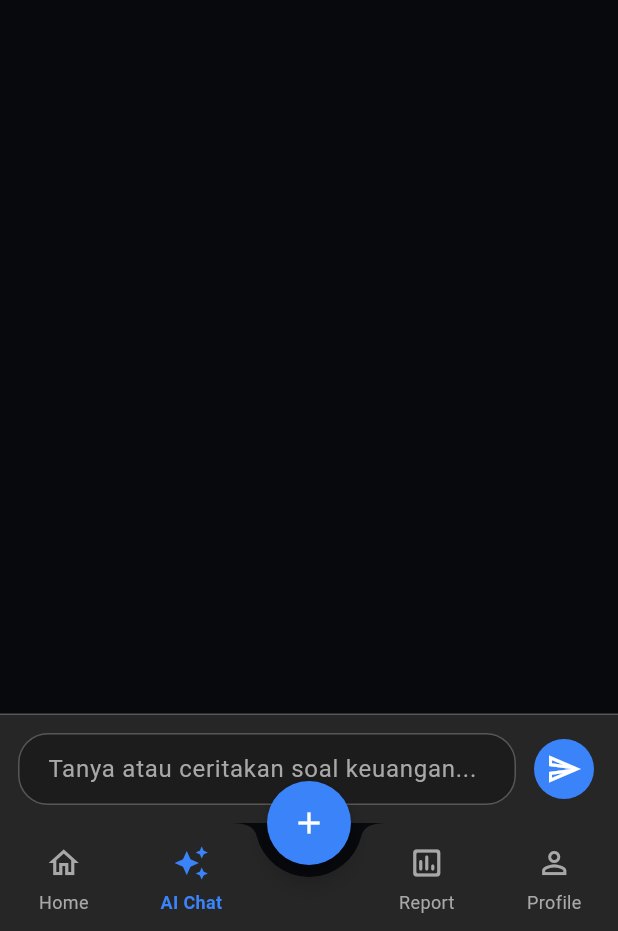
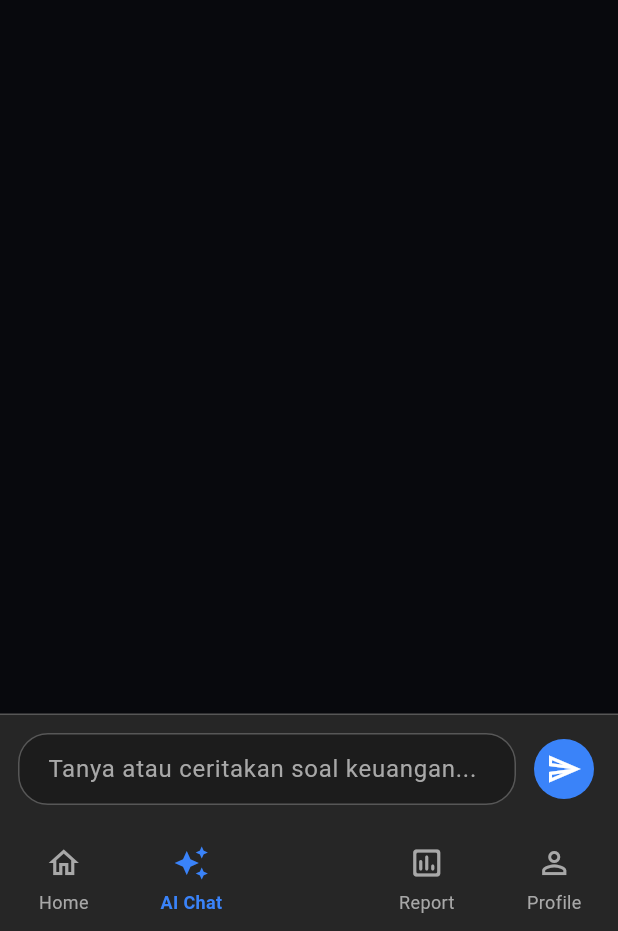
Before and after one commit to Garaku-kuyashi/APP-Manajemen-Keuangan, a Flutter app: the screen it shows once a user with an empty profile is signed in, item 2 of the bottom bar chosen, after a tap on "Mulai percakapan", on a phone screen of 412 x 824 dp, the part 305-1236 px from its top. Run offline on Flutter 3.47's test engine with Material 3 defaults, Android fonts, the phone set to English and light mode, and no system bars; our stand-ins replace cloud_firestore, equatable, firebase_auth, firebase_core, flutter_bloc, get_it and 1 more; accounts and stored records are empty; generated files the repository leaves out were written again.

Commit message:
fix: fixing bug at FAB

```diff
--- /dev/null
+++ b/lib/features/chat/presentation/cubit/conversation_cubit.dart
@@ -0,0 +1,13 @@
+import 'package:flutter_bloc/flutter_bloc.dart';
+
+class ConversationCubit extends Cubit<bool> {
+  ConversationCubit() : super(false);
+
+  void startConversation() {
+    emit(true);
+  }
+
+  void resetConversation() {
+    emit(false);
+  }
+}
--- a/lib/features/chat/presentation/pages/chat_page.dart
+++ b/lib/features/chat/presentation/pages/chat_page.dart
@@ -1,5 +1,6 @@
 import 'package:flutter/material.dart';
 import 'package:flutter_bloc/flutter_bloc.dart';
+import 'package:mymoney/features/chat/presentation/cubit/conversation_cubit.dart';
 
 import '../../../../core/di/theme/app_colors.dart';
 import '../../../../core/services/gemini_ai_service.dart';
@@ -207,10 +208,16 @@ class _ChatPageState extends State<ChatPage> {
                 tooltip: 'Daftar topik',
                 onPressed: _isSending
                     ? null
-                    : () => setState(() {
-                        _activeTopicId = null;
-                        _isCreatingTopic = false;
-                      }),
+                    : () {
+                        // Reset status percakapan pada Cubit.
+                        context.read<ConversationCubit>().resetConversation();
+
+                        // Kembali ke daftar topik.
+                        setState(() {
+                          _activeTopicId = null;
+                          _isCreatingTopic = false;
+                        });
+                      },
                 icon: const Icon(Icons.arrow_back),
               )
             : null,
@@ -298,7 +305,10 @@ class _ChatPageState extends State<ChatPage> {
                       backgroundColor: AppColors.accentBlue,
                       foregroundColor: Colors.white,
                     ),
-                    onPressed: _startNewTopic,
+                    onPressed: () {
+                      context.read<ConversationCubit>().startConversation();
+                      _startNewTopic();
+                    },
                     icon: const Icon(Icons.add),
                     label: const Text('Mulai percakapan'),
                   ),
--- a/lib/features/transaction/presentation/pages/transaction_dashboard.dart
+++ b/lib/features/transaction/presentation/pages/transaction_dashboard.dart
@@ -5,7 +5,9 @@ import 'package:mymoney/core/di/theme/app_colors.dart';
 import 'package:mymoney/core/utils/currency_formatter.dart';
 import 'package:mymoney/core/utils/dashboard_calculator.dart';
 import 'package:mymoney/core/utils/dashboard_date_formatter.dart';
+import 'package:mymoney/features/chat/presentation/cubit/conversation_cubit.dart';
 import 'package:mymoney/features/login/presentation/cubit/auth_cubit.dart';
+
 import '../theme/dashboard_theme.dart';
 import '../widgets/dashboard_shared_widgets.dart';
 
@@ -14,6 +16,7 @@ import '../cubit/transaction_cubit.dart';
 import '../cubit/transaction_state.dart';
 import '../../../wallet/presentation/cubit/wallet_state.dart';
 import 'transaction_form_page.dart';
+import '../../../search/presentation/pages/search_page.dart';
 import '../../../wallet/presentation/pages/wallet_page.dart';
 import '../../../report/presentation/pages/report_page.dart';
 import '../../../chat/presentation/pages/chat_page.dart';
@@ -29,7 +32,7 @@ class _Tab {
   static const chat = 1;
   static const report = 2;
   static const profile = 3;
-  static const wallet = 4; // dibuka lewat chip "Semua Dompet" di kartu saldo
+  static const wallet = 4;
 }
 
 class TransactionDashboard extends StatefulWidget {
@@ -51,6 +54,17 @@ class _TransactionDashboardState extends State<TransactionDashboard> {
     context.read<WalletCubit>().loadWallets();
   }
 
+  void _onNavigationSelected(int index) {
+    // Reset status ketika meninggalkan tab AI Chat.
+    if (_navIndex == _Tab.chat && index != _Tab.chat) {
+      context.read<ConversationCubit>().resetConversation();
+    }
+
+    setState(() {
+      _navIndex = index;
+    });
+  }
+
   void _goToWallet() => setState(() => _navIndex = _Tab.wallet);
 
   // =========================================================================
@@ -63,7 +77,9 @@ class _TransactionDashboardState extends State<TransactionDashboard> {
         children: [
           CircleAvatar(
             radius: 22,
-            backgroundColor: AppColors.accentBlue.withOpacity(colors.isDark ? 0.20 : 0.12),
+            backgroundColor: AppColors.accentBlue.withOpacity(
+              colors.isDark ? 0.20 : 0.12,
+            ),
             child: const Icon(AppIcons.profile, color: AppColors.accentBlue),
           ),
           const SizedBox(width: 12),
@@ -183,11 +199,15 @@ class _TransactionDashboardState extends State<TransactionDashboard> {
                         fit: BoxFit.scaleDown,
                         alignment: Alignment.centerLeft,
                         child: Text(
-                          _hideBalance ? 'Rp ••••••' : CurrencyFormatter.format(totalBalance),
+                          _hideBalance
+                              ? 'Rp ••••••'
+                              : CurrencyFormatter.format(totalBalance),
                           style: TextStyle(
                             fontSize: 34,
                             fontWeight: FontWeight.bold,
-                            color: totalBalance >= 0 ? Colors.white : AppColors.negative,
+                            color: totalBalance >= 0
+                                ? Colors.white
+                                : AppColors.negative,
                           ),
                         ),
                       ),
@@ -317,10 +337,7 @@ class _TransactionDashboardState extends State<TransactionDashboard> {
               Flexible(
                 child: Text.rich(
                   TextSpan(
-                    style: TextStyle(
-                      fontSize: 12,
-                      color: colors.textSecondary,
-                    ),
+                    style: TextStyle(fontSize: 12, color: colors.textSecondary),
                     children: [
                       const TextSpan(text: 'Terpakai '),
                       TextSpan(
@@ -330,7 +347,10 @@ class _TransactionDashboardState extends State<TransactionDashboard> {
                           color: colors.textPrimary,
                         ),
                       ),
-                      TextSpan(text: ' / ${CurrencyFormatter.format(_monthlyBudgetLimit)}'),
+                      TextSpan(
+                        text:
+                            ' / ${CurrencyFormatter.format(_monthlyBudgetLimit)}',
+                      ),
                     ],
                   ),
                 ),
@@ -353,7 +373,11 @@ class _TransactionDashboardState extends State<TransactionDashboard> {
   // =========================================================================
   // RIWAYAT TRANSAKSI
   // =========================================================================
-  Widget _buildTransactionSliver(BuildContext context, TransactionState state, DashboardColors colors) {
+  Widget _buildTransactionSliver(
+    BuildContext context,
+    TransactionState state,
+    DashboardColors colors,
+  ) {
     return switch (state) {
       DataInitial() => const SliverToBoxAdapter(
         child: Padding(
@@ -384,13 +408,19 @@ class _TransactionDashboardState extends State<TransactionDashboard> {
             : SliverPadding(
                 padding: const EdgeInsets.symmetric(horizontal: 16),
                 sliver: SliverList.separated(
-                  itemCount: transactions.length,
+                  itemCount: transactions.length > 10
+                      ? 10
+                      : transactions.length,
                   separatorBuilder: (_, __) => const SizedBox(height: 10),
                   itemBuilder: (context, index) {
                     final item = transactions[index];
                     final isIncome = item.type == TransactionType.income;
-                    final accent = isIncome ? AppColors.positive : AppColors.negative;
-                    final accentBg = accent.withOpacity(colors.isDark ? 0.18 : 0.12);
+                    final accent = isIncome
+                        ? AppColors.positive
+                        : AppColors.negative;
+                    final accentBg = accent.withOpacity(
+                      colors.isDark ? 0.18 : 0.12,
+                    );
 
                     return Container(
                       padding: const EdgeInsets.fromLTRB(12, 12, 4, 12),
@@ -460,7 +490,9 @@ class _TransactionDashboardState extends State<TransactionDashboard> {
                             style: TextStyle(
                               fontSize: 14,
                               fontWeight: FontWeight.bold,
-                              color: isIncome ? AppColors.positive : AppColors.negative,
+                              color: isIncome
+                                  ? AppColors.positive
+                                  : AppColors.negative,
                             ),
                           ),
                           PopupMenuButton<String>(
@@ -507,7 +539,9 @@ class _TransactionDashboardState extends State<TransactionDashboard> {
                                     SizedBox(width: 8),
                                     Text(
                                       'Ubah',
-                                      style: TextStyle(color: colors.textPrimary),
+                                      style: TextStyle(
+                                        color: colors.textPrimary,
+                                      ),
                                     ),
                                   ],
                                 ),
@@ -524,7 +558,9 @@ class _TransactionDashboardState extends State<TransactionDashboard> {
                                     SizedBox(width: 8),
                                     Text(
                                       'Hapus',
-                                      style: TextStyle(color: colors.textPrimary),
+                                      style: TextStyle(
+                                        color: colors.textPrimary,
+                                      ),
                                     ),
                                   ],
                                 ),
@@ -543,12 +579,17 @@ class _TransactionDashboardState extends State<TransactionDashboard> {
   // =========================================================================
   // KONTEN DASHBOARD
   // =========================================================================
-  Widget _buildDashboard(BuildContext context, DashboardColors colors, String userName) {
+  Widget _buildDashboard(
+    BuildContext context,
+    DashboardColors colors,
+    String userName,
+  ) {
     return Theme(
       data: dashboardThemeOf(context, colors),
       child: ColoredBox(
         color: colors.background,
         child: SafeArea(
+          bottom: false,
           child: BlocBuilder<TransactionCubit, TransactionState>(
             builder: (context, state) {
               // Hitung pemasukan/pengeluaran bulan ini & bulan lalu
@@ -597,15 +638,24 @@ class _TransactionDashboardState extends State<TransactionDashboard> {
                       totalBalance: totalBalance,
                       income: income,
                       expense: expense,
-                      incomeChange: DashboardCalculator.changePercentage(income, prevIncome),
-                      expenseChange: DashboardCalculator.changePercentage(expense, prevExpense),
+                      incomeChange: DashboardCalculator.changePercentage(
+                        income,
+                        prevIncome,
+                      ),
+                      expenseChange: DashboardCalculator.changePercentage(
+                        expense,
+                        prevExpense,
+                      ),
                       colors: colors,
                     ),
                   ),
                   SliverToBoxAdapter(child: _buildBudgetCard(expense, colors)),
                   SliverToBoxAdapter(
                     child: Padding(
-                      padding: const EdgeInsets.fromLTRB(20, 0, 20, 12),
+                      padding: const EdgeInsets.fromLTRB(20, 0, 16, 12),
+                      child: Row(
+                        children: [
+                          Expanded(
                             child: Text(
                               'Riwayat Transaksi',
                               style: TextStyle(
@@ -615,9 +665,34 @@ class _TransactionDashboardState extends State<TransactionDashboard> {
                               ),
                             ),
                           ),
+                          TextButton(
+                            onPressed: () {
+                              Navigator.push(
+                                context,
+                                MaterialPageRoute(
+                                  builder: (_) => const SearchPage(),
+                                ),
+                              );
+                            },
+                            style: TextButton.styleFrom(
+                              foregroundColor: colors.isDark
+                                  ? AppColors.accentBlue
+                                  : AppColors.navyBlue,
+                              padding: const EdgeInsets.symmetric(
+                                horizontal: 8,
+                                vertical: 4,
+                              ),
+                              minimumSize: Size.zero,
+                              tapTargetSize: MaterialTapTargetSize.shrinkWrap,
+                            ),
+                            child: const Text('Lihat Semua'),
+                          ),
+                        ],
+                      ),
+                    ),
                   ),
                   _buildTransactionSliver(context, state, colors),
-                  const SliverToBoxAdapter(child: SizedBox(height: 24)),
+                  const SliverToBoxAdapter(child: SizedBox(height: 96)),
                 ],
               );
             },
@@ -634,6 +709,7 @@ class _TransactionDashboardState extends State<TransactionDashboard> {
     return BottomAppBar(
       color: colors.navigationBar,
       surfaceTintColor: Colors.transparent,
+      elevation: 0,
       height: 72,
       padding: EdgeInsets.zero,
       shape: const CircularNotchedRectangle(),
@@ -647,7 +723,7 @@ class _TransactionDashboardState extends State<TransactionDashboard> {
               label: 'Home',
               selected: _navIndex == _Tab.home,
               unselectedColor: colors.textSecondary,
-              onTap: () => setState(() => _navIndex = _Tab.home),
+              onTap: () => _onNavigationSelected(0),
             ),
           ),
           Expanded(
@@ -657,19 +733,18 @@ class _TransactionDashboardState extends State<TransactionDashboard> {
               label: 'AI Chat',
               selected: _navIndex == _Tab.chat,
               unselectedColor: colors.textSecondary,
-              onTap: () => setState(() => _navIndex = _Tab.chat),
+              onTap: () => _onNavigationSelected(1),
             ),
           ),
           const SizedBox(width: 72), // ruang untuk tombol tambah
           Expanded(
             child: DashboardNavItem(
-              icon:
-                  Icons.insert_chart_outlined_rounded, // belum dipilih: outline
-              activeIcon: Icons.insert_chart_rounded, // dipilih: filled
+              icon: Icons.insert_chart_outlined_rounded,
+              activeIcon: Icons.insert_chart_rounded,
               label: 'Report',
               selected: _navIndex == _Tab.report,
               unselectedColor: colors.textSecondary,
-              onTap: () => setState(() => _navIndex = _Tab.report),
+              onTap: () => _onNavigationSelected(2),
             ),
           ),
           Expanded(
@@ -679,7 +754,7 @@ class _TransactionDashboardState extends State<TransactionDashboard> {
               label: 'Profile',
               selected: _navIndex == _Tab.profile,
               unselectedColor: colors.textSecondary,
-              onTap: () => setState(() => _navIndex = _Tab.profile),
+              onTap: () => _onNavigationSelected(3),
             ),
           ),
         ],
@@ -738,24 +813,42 @@ class _TransactionDashboardState extends State<TransactionDashboard> {
       ),
     ];
 
+    return BlocBuilder<ConversationCubit, bool>(
+      builder: (context, conversationStarted) {
         return PopScope(
-      // Tombol back dari tab lain kembali ke Home dulu
           canPop: _navIndex == _Tab.home,
           onPopInvokedWithResult: (didPop, _) {
-        if (!didPop) setState(() => _navIndex = _Tab.home);
+            if (!didPop) {
+              if (_navIndex == _Tab.chat) {
+                context.read<ConversationCubit>().resetConversation();
+              }
+
+              setState(() {
+                _navIndex = _Tab.home;
+              });
+            }
           },
           child: Scaffold(
             backgroundColor: colors.background,
-        floatingActionButtonLocation: FloatingActionButtonLocation.centerDocked,
-        floatingActionButton: (isMobile && !keyboardOpen)
+            extendBody: isMobile,
+
+            floatingActionButtonLocation:
+                FloatingActionButtonLocation.miniCenterDocked,
+
+            floatingActionButton:
+                (isMobile &&
+                    !keyboardOpen &&
+                    (_navIndex != _Tab.chat || !conversationStarted))
                 ? FloatingActionButton(
                     onPressed: () => context.push('/form'),
                     backgroundColor: AppColors.accentBlue,
                     foregroundColor: Colors.white,
                     shape: const CircleBorder(),
+                    elevation: 0,
                     child: const Icon(AppIcons.add),
                   )
                 : null,
+
             body: isMobile
                 ? activeBody
                 : Row(
@@ -776,8 +869,9 @@ class _TransactionDashboardState extends State<TransactionDashboard> {
                         ),
                         selectedIndex: _navIndex,
                         labelType: NavigationRailLabelType.all,
-                    onDestinationSelected: (val) =>
-                        setState(() => _navIndex = val),
+                        onDestinationSelected: _onNavigationSelected,
+
+                        // FAB desktop tetap tampil.
                         leading: Padding(
                           padding: const EdgeInsets.only(top: 8, bottom: 8),
                           child: FloatingActionButton(
@@ -792,8 +886,11 @@ class _TransactionDashboardState extends State<TransactionDashboard> {
                       Expanded(child: activeBody),
                     ],
                   ),
+
             bottomNavigationBar: isMobile ? _buildBottomBar(colors) : null,
           ),
         );
+      },
+    );
   }
 }
--- a/lib/main.dart
+++ b/lib/main.dart
@@ -6,6 +6,7 @@ import 'package:firebase_core/firebase_core.dart';
 import 'package:go_router/go_router.dart';
 import 'package:intl/date_symbol_data_local.dart';
 import 'package:mymoney/core/di/theme/app_theme.dart';
+import 'package:mymoney/features/chat/presentation/cubit/conversation_cubit.dart';
 import 'package:mymoney/features/login/presentation/cubit/auth_cubit.dart';
 import 'package:mymoney/features/login/domain/repositories/auth_repository.dart';
 import 'package:mymoney/features/login/presentation/auth_routes.dart';
@@ -63,6 +64,7 @@ class MyMoneyApp extends StatelessWidget {
         BlocProvider<AuthCubit>.value(value: authCubit),
         BlocProvider<TransactionCubit>(create: (_) => sl<TransactionCubit>()),
         BlocProvider<WalletCubit>(create: (_) => sl<WalletCubit>()),
+        BlocProvider<ConversationCubit>(create: (_) => ConversationCubit()),
         BlocProvider<ThemeCubit>(
           create: (_) => ThemeCubit(),
         ), // Tambahkan ThemeCubit
```
Lines whose indentation alone changed are shown as unchanged.
